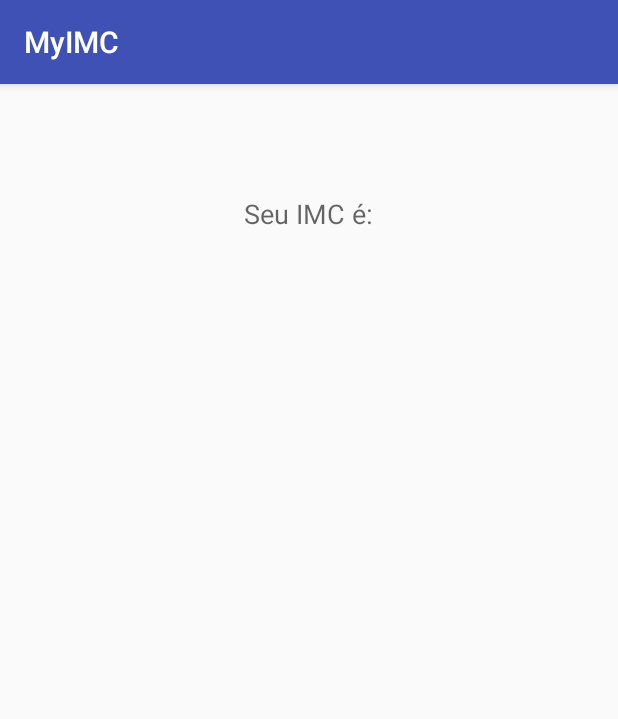
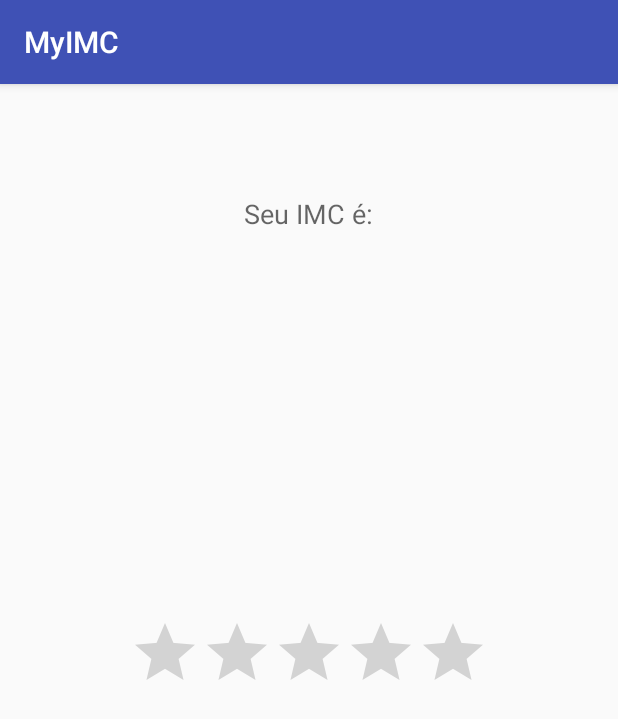
Before and after one commit to miltonrodriguesjr/MyIMC, an Android app: the ResultActivity screen opened directly, with no data from a screen before it, on a phone screen of 412 x 824 dp. Shown: the top 719 px of the screen. Run offline under Robolectric (Android 15) with nearby library versions, the phone set to English and light mode, and no system bars; 2 statements that could not run were skipped.

```diff
--- a/app/src/main/java/milton/myimc/MainActivity.java
+++ b/app/src/main/java/milton/myimc/MainActivity.java
@@ -161,7 +161,6 @@ public class MainActivity extends AppCompatActivity {
         shared = sharedpreferences.edit();
         shared.putString("peso", String.valueOf(peso));
         shared.putString("altura", String.valueOf(altura));
-
         shared.commit();
 
         Intent intent = new Intent(getApplicationContext(), ResultActivity.class);
--- a/app/src/main/res/layout/content_result_activity.xml
+++ b/app/src/main/res/layout/content_result_activity.xml
@@ -50,4 +50,11 @@
         android:textAppearance="?android:attr/textAppearanceMedium" />
 
 
+    <RatingBar
+        android:layout_width="wrap_content"
+        android:layout_height="wrap_content"
+        android:layout_centerHorizontal="true"
+        android:layout_centerVertical="true" />
+
+
 </RelativeLayout>
```
